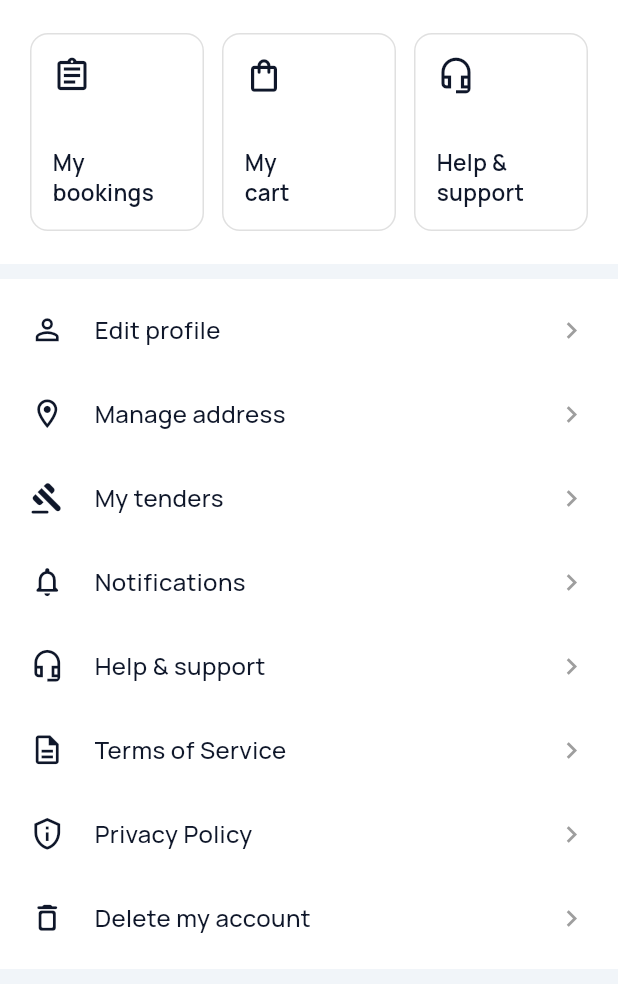
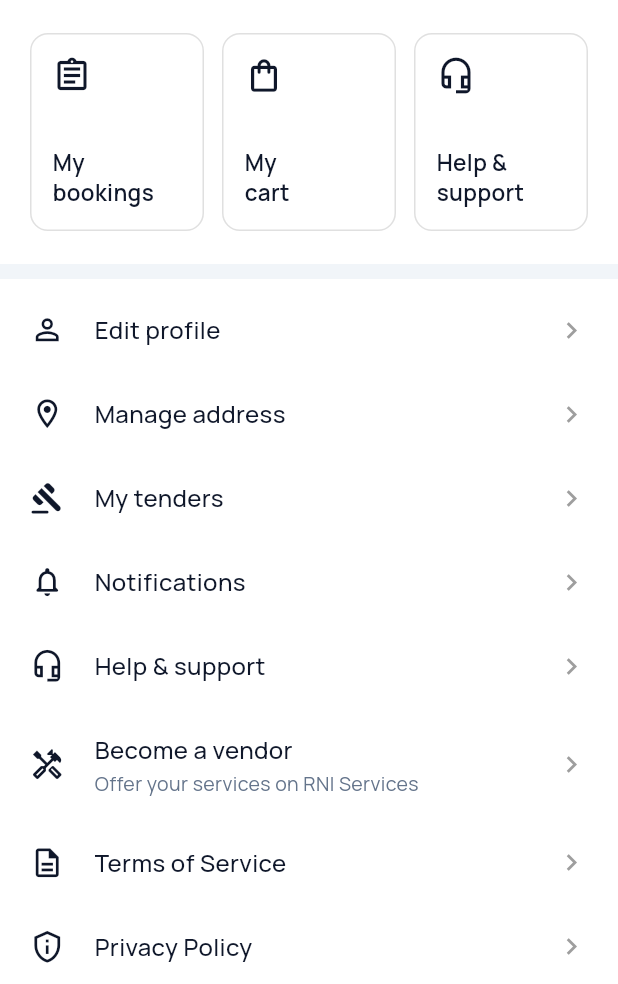
Before and after one commit to tribixsmedia-collab/1_client_booking_app_new, a Flutter app: the ProfileTab screen opened directly, on a phone screen of 412 x 824 dp, the part 252-1236 px from its top. Run offline on Flutter 3.47's test engine with Material 3 defaults, Android fonts, the phone set to English and light mode, and no system bars; our stand-ins replace firebase_core, firebase_messaging, flutter_map, geolocator, image_picker, latlong2 and 4 more; missing offline and left inert: dart:js_interop, razorpay_flutter; accounts and stored records are empty; network calls fail.

Commit message:
Offer the vendor site from the customer app's profile menu
A customer who wants to take work rather than book it had nowhere to go --
the vendor app is a separate site and nothing in this app mentioned it. The
profile menu now carries a "Become a vendor" row that opens it.

It is a plain link out, not a flow. Vendors sign up on their own site, with
their own documents and their own admin review, and the account they end up
with is separate from the one they are looking at here; a phone number can
hold both. Opening it externally rather than in a WebView means they can see
they have been handed to a different site before typing a password into it.

The URL is compiled in beside kApiBaseUrl and overridable the same way,
rather than derived from the API host. The two share a domain today, but
guessing one hostname from another is how a live row quietly becomes a dead
link the day the API moves.

The launcher moves out of LegalLinks into openExternalUrl, since there was
never anything legal-specific about it; LegalLinks.open now delegates.
_MenuRow gains an optional subtitle, because "Become a vendor" is the one row
here whose label does not say what tapping it does.

Co-Authored-By: Claude Opus 5 <noreply@anthropic.com>

```diff
--- a/lib/config.dart
+++ b/lib/config.dart
@@ -31,6 +31,21 @@ const String kApiBaseUrl = String.fromEnvironment(
   defaultValue: "http://192.168.1.9:8000/api",
 );
 
+/// Where a customer who wants to take work instead of booking it is sent.
+///
+/// The vendor app is a separate site with its own signup, so this is a plain
+/// link out rather than anything in this app. Compiled in like [kApiBaseUrl]
+/// and overridden the same way:
+///   flutter build web --dart-define=VENDOR_APP_URL=https://vendor.example.com
+///
+/// Deliberately not derived from [kApiBaseUrl]. The two happen to share a
+/// domain today, but guessing a hostname from another one is how a live
+/// "Become a vendor" row quietly turns into a dead link the day the API moves.
+const String kVendorAppUrl = String.fromEnvironment(
+  'VENDOR_APP_URL',
+  defaultValue: 'https://vendor.13-200-180-192.sslip.io',
+);
+
 /// The wordmark shown when the backend has no branding set.
 ///
 /// An admin can override the name (and the logo) from the dashboard's
--- a/lib/screens/profile_tab.dart
+++ b/lib/screens/profile_tab.dart
@@ -4,6 +4,7 @@ import '../config.dart';
 import '../services/api_service.dart';
 import '../theme.dart';
 import '../widgets/sign_in_prompt.dart';
+import '../utils/external_url.dart';
 import '../utils/legal_links.dart';
 import '../utils/location_update.dart';
 import '../widgets/refer_banner.dart';
@@ -384,6 +385,18 @@ class ProfileTabState extends State<ProfileTab> {
             label: 'Help & support',
             onTap: () => _open(const SupportScreen()),
           ),
+          // For the customer who wants to take work rather than book it.
+          // Vendors are a separate app with their own signup and their own
+          // admin review, so this hands them over to that site rather than
+          // pretending the two accounts are one -- a phone number can hold
+          // both, and signing up there does not touch the account they are
+          // looking at here.
+          _MenuRow(
+            icon: Icons.handyman_outlined,
+            label: 'Become a vendor',
+            subtitle: 'Offer your services on $kAppName',
+            onTap: () => openExternalUrl(context, kVendorAppUrl),
+          ),
           // Google Play requires the privacy policy and a route to request
           // account deletion to be reachable from inside the app, not only
           // from the store listing. They open in a browser so the address bar
@@ -472,6 +485,11 @@ class _QuickTile extends StatelessWidget {
 class _MenuRow extends StatelessWidget {
   final IconData icon;
   final String label;
+
+  /// One line under the label, for a row whose label alone does not say what
+  /// tapping it does. Every other row here opens the obvious thing.
+  final String? subtitle;
+
   final VoidCallback onTap;
   final Color? color;
   final bool showChevron;
@@ -480,6 +498,7 @@ class _MenuRow extends StatelessWidget {
     required this.icon,
     required this.label,
     required this.onTap,
+    this.subtitle,
     this.color,
     this.showChevron = true,
   });
@@ -497,13 +516,30 @@ class _MenuRow extends StatelessWidget {
             Icon(icon, size: 23, color: tint),
             const SizedBox(width: 20),
             Expanded(
-              child: Text(
+              child: Column(
+                crossAxisAlignment: CrossAxisAlignment.start,
+                mainAxisSize: MainAxisSize.min,
+                children: [
+                  Text(
                     label,
                     style: TextStyle(
                       fontSize: 16,
                       fontWeight: FontWeight.w500,
                       color: tint,
                     ),
+                  ),
+                  if (subtitle != null) ...[
+                    const SizedBox(height: 2),
+                    Text(
+                      subtitle!,
+                      style: TextStyle(
+                        fontSize: 13,
+                        height: 1.3,
+                        color: AppColors.textGrey,
+                      ),
+                    ),
+                  ],
+                ],
               ),
             ),
             if (showChevron)
--- /dev/null
+++ b/lib/utils/external_url.dart
@@ -0,0 +1,28 @@
+import 'package:flutter/material.dart';
+import 'package:url_launcher/url_launcher.dart';
+
+/// Opens [url] outside the app, telling the user when nothing can handle it.
+///
+/// External rather than an in-app WebView: the address bar showing the real
+/// domain is the whole point for a legal page, and for the vendor site it is
+/// what lets somebody see they are being handed to a different app before
+/// they type a password into it.
+///
+/// A row that silently does nothing when tapped is worse than one that says
+/// it failed -- the reader just concludes the app is broken -- so the failure
+/// is surfaced instead of swallowed.
+Future<void> openExternalUrl(BuildContext context, String url) async {
+  final messenger = ScaffoldMessenger.maybeOf(context);
+  try {
+    final ok = await launchUrl(
+      Uri.parse(url),
+      mode: LaunchMode.externalApplication,
+      webOnlyWindowName: '_blank',
+    );
+    if (!ok) throw Exception('no handler');
+  } catch (_) {
+    messenger?.showSnackBar(
+      SnackBar(content: Text('Could not open $url')),
+    );
+  }
+}
--- a/lib/utils/legal_links.dart
+++ b/lib/utils/legal_links.dart
@@ -1,7 +1,7 @@
 import 'package:flutter/material.dart';
-import 'package:url_launcher/url_launcher.dart';
 
 import '../config.dart';
+import 'external_url.dart';
 
 /// Links to the public legal pages the backend serves.
 ///
@@ -41,20 +41,9 @@ class LegalLinks {
   /// Opens [url], telling the user if nothing can handle it.
   ///
   /// A silently dead "Privacy Policy" row is the failure a store reviewer
-  /// finds, so the failure is surfaced rather than swallowed.
-  static Future<void> open(BuildContext context, String url) async {
-    final messenger = ScaffoldMessenger.maybeOf(context);
-    try {
-      final ok = await launchUrl(
-        Uri.parse(url),
-        mode: LaunchMode.externalApplication,
-        webOnlyWindowName: '_blank',
-      );
-      if (!ok) throw Exception('no handler');
-    } catch (_) {
-      messenger?.showSnackBar(
-        SnackBar(content: Text('Could not open $url')),
-      );
-    }
-  }
+  /// finds, so the failure is surfaced rather than swallowed. The launching
+  /// itself now lives in [openExternalUrl], which the vendor-site link uses
+  /// too -- there is nothing legal-specific about it.
+  static Future<void> open(BuildContext context, String url) =>
+      openExternalUrl(context, url);
 }
```
Also changed, not shown: 1 other file. Lines whose indentation alone changed are shown as unchanged.
